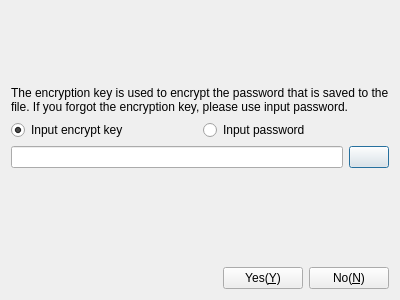
KangLin/RabbitRemoteControl, file Src/DlgInputPassword.ui: the form before one commit.
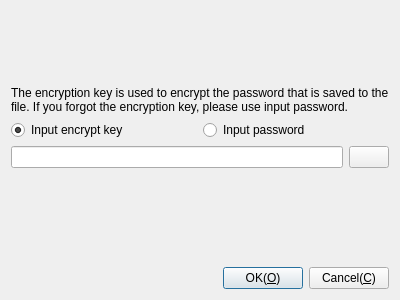
The form after the commit. Icons and pictures are not drawn.

Commit message: Fix EN translation and Set default button

What changed in the file:
```diff
--- a/Src/DlgInputPassword.ui
+++ b/Src/DlgInputPassword.ui
@@ -119,14 +119,17 @@
      <item>
       <widget class="QPushButton" name="pbYes">
        <property name="text">
-        <string>Yes(&amp;Y)</string>
+        <string>OK(&amp;O)</string>
+       </property>
+       <property name="default">
+        <bool>true</bool>
        </property>
       </widget>
      </item>
      <item>
       <widget class="QPushButton" name="pbNo">
        <property name="text">
-        <string>No(&amp;N)</string>
+        <string>Cancel(&amp;C)</string>
        </property>
       </widget>
      </item>
```
The commit also changes 1 other file.
